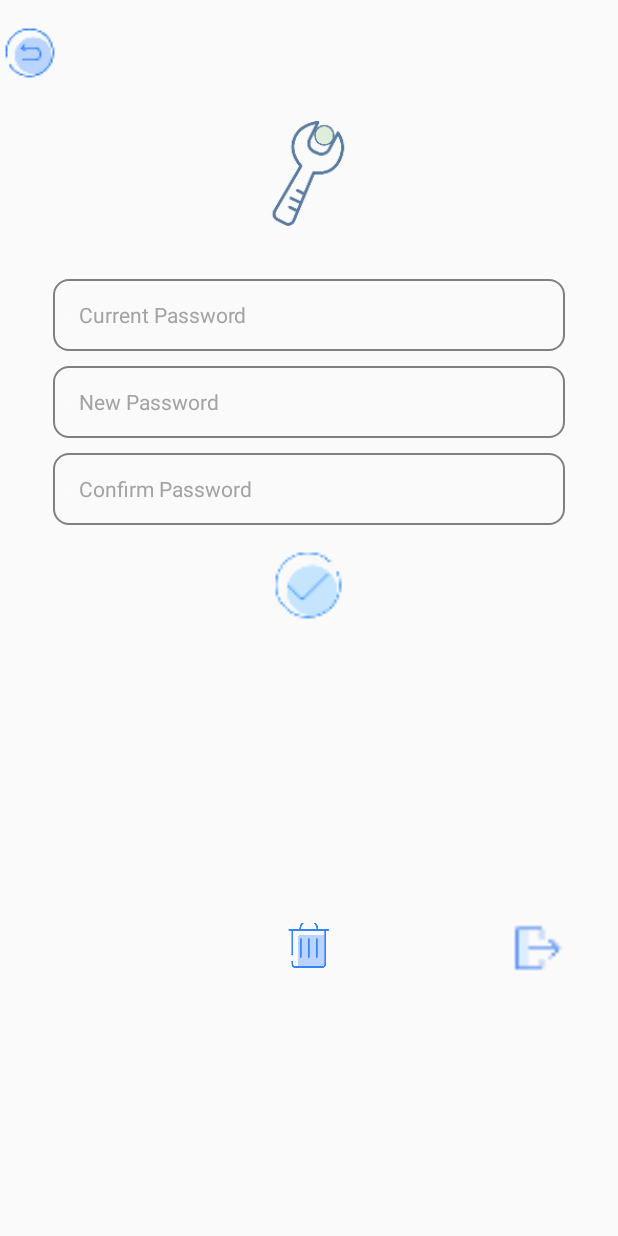
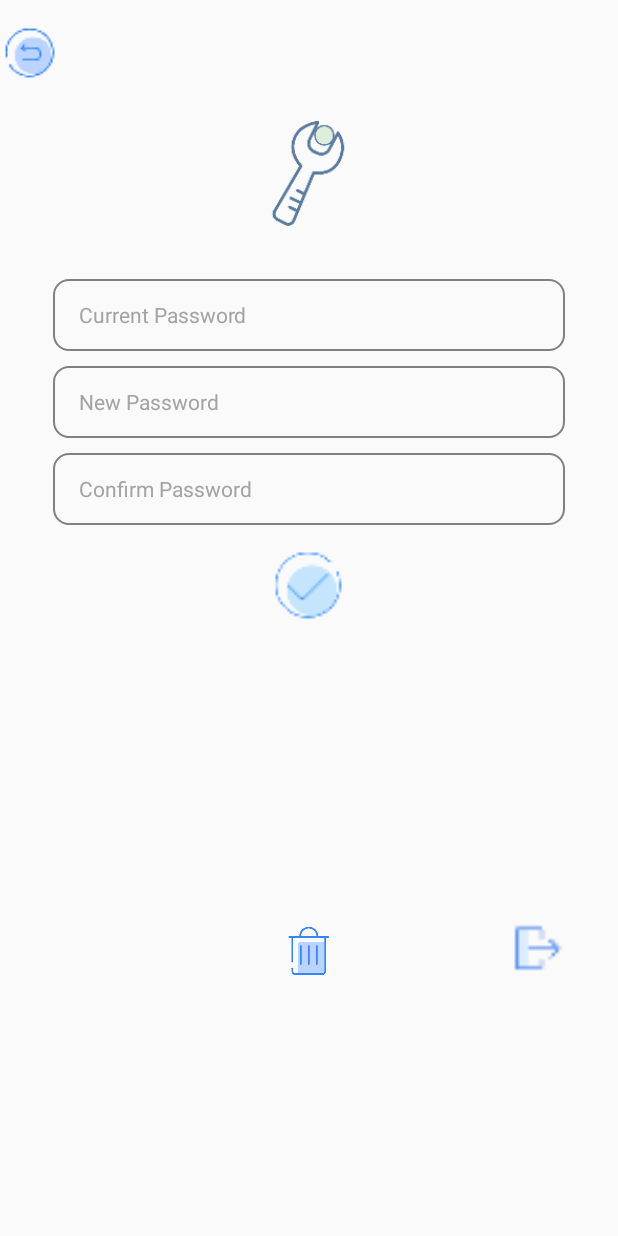
Before and after one commit to NMSLSB-001/Travelog, an Android app: the change_password_Activity screen opened directly, with no data from a screen before it, on a phone screen of 412 x 824 dp. Run offline under Robolectric (Android 15) with nearby library versions, the phone set to English and light mode, and no system bars.

Commit message:
Update activity_change_password_.xml

```diff
--- a/app/src/main/res/layout/activity_change_password_.xml
+++ b/app/src/main/res/layout/activity_change_password_.xml
@@ -112,8 +112,8 @@
     <Button
         android:id="@+id/btn_delete"
         android:layout_width="35dp"
-        android:layout_height="35dp"
-        android:background="@drawable/portrait"
+        android:layout_height="40dp"
+        android:background="@drawable/btn_signup_dong"
         android:drawableBottom="@drawable/delete_account"
         android:layout_below="@id/btn_change"
         android:layout_marginTop="200dp"
```
